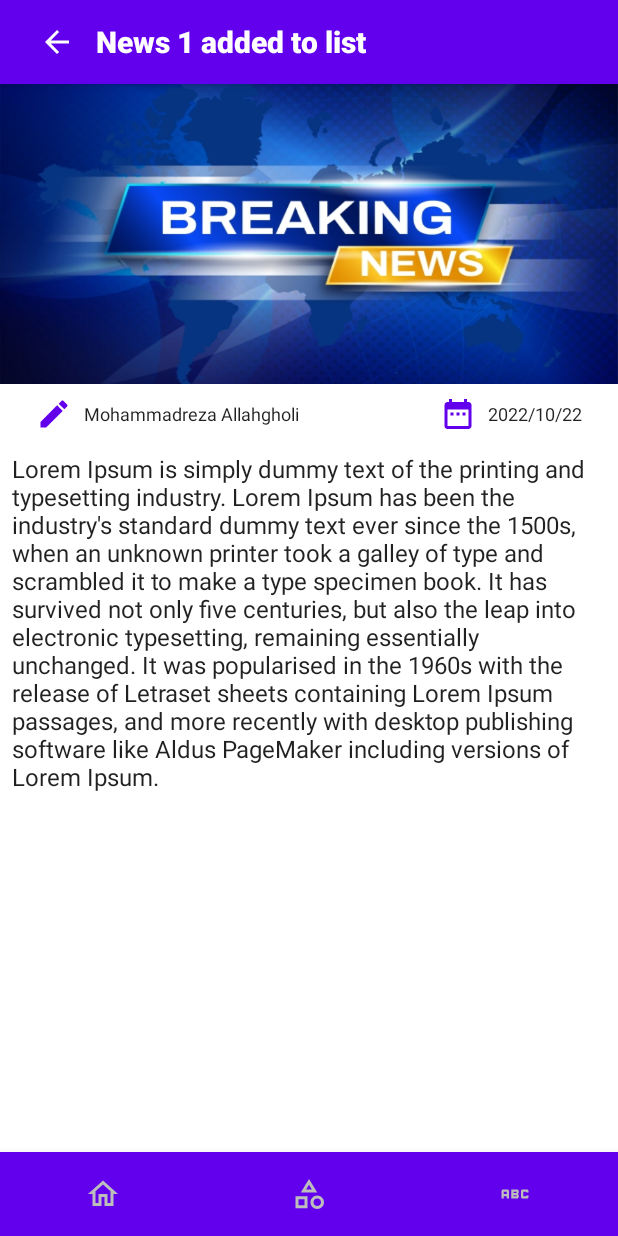
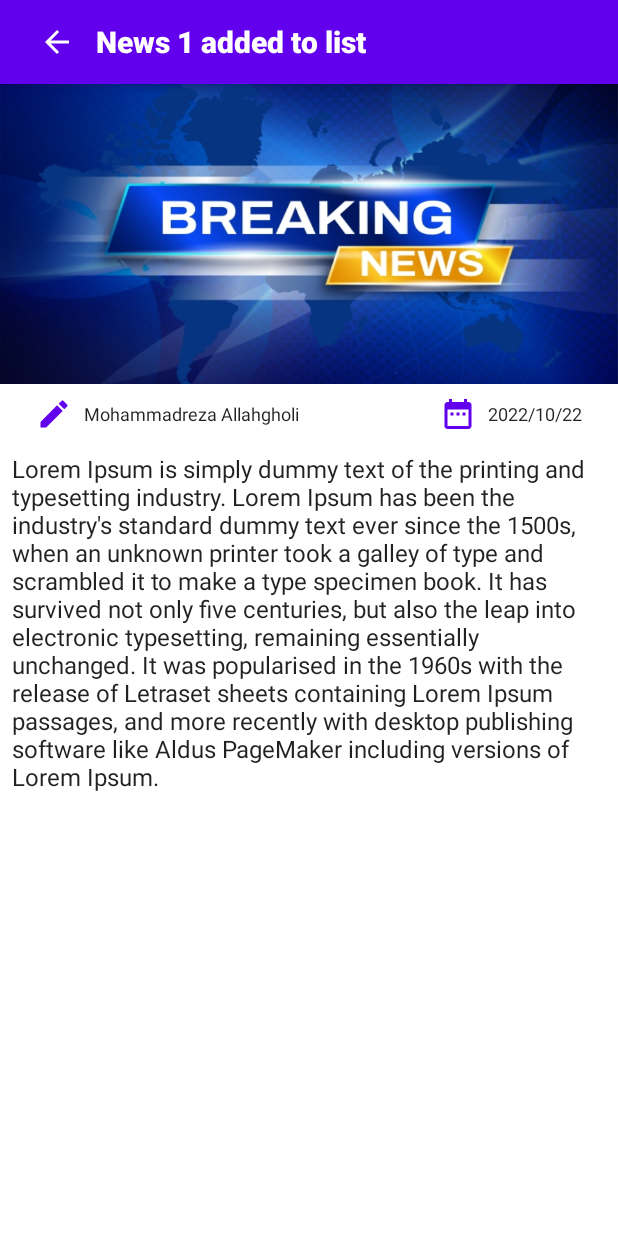
Before and after one commit to mohamadreza7565/SampleComposeNewsApp, an Android app built with Jetpack Compose: the screen it shows after launch (MainActivity), after a tap on "2022-10-22T12:39:40Z", on a phone screen of 412 x 824 dp. Run offline under Robolectric (Android 15) with nearby library versions, the phone set to English and light mode, and no system bars.

Commit message:
Remove bottomBar with animation

```diff
--- a/app/src/main/java/com/mra/newsappcompose/MainActivity.kt
+++ b/app/src/main/java/com/mra/newsappcompose/MainActivity.kt
@@ -10,7 +10,7 @@ import androidx.compose.material.Text
 import androidx.compose.runtime.Composable
 import androidx.compose.ui.Modifier
 import androidx.compose.ui.tooling.preview.Preview
-import com.mra.newsappcompose.ui.NewsApp
+import com.mra.newsappcompose.ui.screen.main.NewsApp
 import com.mra.newsappcompose.ui.theme.NewsAppComposeTheme
 
 class MainActivity : ComponentActivity() {
--- a/app/src/main/java/com/mra/newsappcompose/ui/components/BottomMenu.kt
+++ b/app/src/main/java/com/mra/newsappcompose/ui/components/BottomMenu.kt
@@ -1,18 +1,24 @@
 package com.mra.newsappcompose.ui.components
 
+import android.annotation.SuppressLint
+import androidx.compose.animation.*
+import androidx.compose.animation.core.FastOutLinearInEasing
+import androidx.compose.animation.core.tween
 import androidx.compose.material.BottomNavigation
 import androidx.compose.material.BottomNavigationItem
 import androidx.compose.material.Icon
 import androidx.compose.material.Text
-import androidx.compose.runtime.Composable
-import androidx.compose.runtime.getValue
+import androidx.compose.runtime.*
+import androidx.compose.runtime.saveable.rememberSaveable
+import androidx.compose.ui.Alignment
 import androidx.compose.ui.graphics.Color
 import androidx.compose.ui.graphics.vector.rememberVectorPainter
 import androidx.compose.ui.res.colorResource
 import androidx.navigation.NavController
 import androidx.navigation.compose.currentBackStackEntryAsState
-import com.mra.newsappcompose.ui.global.BottomMenuScreen
+import com.mra.newsappcompose.ui.screen.main.MainBottomMenuScreen
 import com.mra.newsappcompose.R
+import com.mra.newsappcompose.ui.global.objects.MainBottomBarData
 
 /**
  * Create by Mohammadreza Allahgholi
@@ -20,22 +26,44 @@ import com.mra.newsappcompose.R
  */
 
 
+@SuppressLint("UnrememberedMutableState")
 @Composable
-fun BottomMenu(navController: NavController) {
+fun BottomMenu(navController: NavController, bottomBarState: MutableState<Boolean>) {
 
-    val menuItems = listOf(
-        BottomMenuScreen.NewsList,
-        BottomMenuScreen.Catrgories,
-        BottomMenuScreen.Sources
+    val enterTransition = remember {
+        expandVertically(
+            expandFrom = Alignment.Top,
+            animationSpec = tween(durationMillis = 350)
+        ) + fadeIn(
+            initialAlpha = 0.3f,
+            animationSpec = tween(durationMillis = 350)
         )
+    }
+    val exitTransition = remember {
+        shrinkVertically(
+            // Expand from the top.
+            shrinkTowards = Alignment.Top,
+            animationSpec = tween(durationMillis = 350)
+        ) + fadeOut(
+            // Fade in with the initial alpha of 0.3f.
+            animationSpec = tween(durationMillis = 350)
+        )
+    }
 
+
+    AnimatedVisibility(
+        visible = bottomBarState.value,
+        enter = enterTransition,
+        exit = exitTransition
+    ) {
         BottomNavigation(
             contentColor = colorResource(id = R.color.white)
         ) {
             val navBackStackEntry by navController.currentBackStackEntryAsState()
-        val currentRoute = navBackStackEntry?.destination?.route?:BottomMenuScreen.NewsList.route
+            val currentRoute =
+                navBackStackEntry?.destination?.route ?: MainBottomMenuScreen.NewsList.route
 
-        menuItems.forEach {
+            MainBottomBarData.menuItems.forEach {
                 BottomNavigationItem(
                     label = {
                         Text(text = it.title)
@@ -44,16 +72,16 @@ fun BottomMenu(navController: NavController) {
                     selectedContentColor = Color.White,
                     unselectedContentColor = colorResource(id = R.color.grey_400),
                     selected = currentRoute == it.route,
-                icon= {
+                    icon = {
                         Icon(
                             painter = rememberVectorPainter(image = it.icon),
                             contentDescription = it.title
                         )
                     },
                     onClick = {
-                    navController.navigate(it.route){
+                        navController.navigate(it.route) {
                             navController.graph.startDestinationRoute?.let {
-                            popUpTo(it){
+                                popUpTo(it) {
                                     saveState = true
                                 }
                             }
@@ -64,5 +92,6 @@ fun BottomMenu(navController: NavController) {
             }
 
         }
+    }
 
 }
--- /dev/null
+++ b/app/src/main/java/com/mra/newsappcompose/ui/global/objects/MainBottomBarData.kt
@@ -0,0 +1,17 @@
+package com.mra.newsappcompose.ui.global.objects
+
+import com.mra.newsappcompose.ui.screen.main.MainBottomMenuScreen
+
+/**
+ * Create by Mohammadreza Allahgholi
+ *  Site: https://seniorandroid.ir
+ */
+object MainBottomBarData {
+
+    val menuItems = listOf(
+        MainBottomMenuScreen.NewsList,
+        MainBottomMenuScreen.Catrgories,
+        MainBottomMenuScreen.Sources
+    )
+
+}
--- a/app/src/main/java/com/mra/newsappcompose/ui/global/objects/MockData.kt
+++ b/app/src/main/java/com/mra/newsappcompose/ui/global/objects/MockData.kt
@@ -24,21 +24,21 @@ object MockData {
             id =2,
             image = R.drawable.news_2,
             author = "Mohammadreza Allahgholi",
-            title = "News 1 added to list",
+            title = "News 2 added to list",
             description = "Lorem Ipsum is simply dummy text of the printing and typesetting industry. Lorem Ipsum has been the industry's standard dummy text ever since the 1500s, when an unknown printer took a galley of type and scrambled it to make a type specimen book. It has survived not only five centuries, but also the leap into electronic typesetting, remaining essentially unchanged. It was popularised in the 1960s with the release of Letraset sheets containing Lorem Ipsum passages, and more recently with desktop publishing software like Aldus PageMaker including versions of Lorem Ipsum.",
             publishedAt = "2022-10-22T12:39:40Z"
         ),  NewsModel(
             id =3,
             image = R.drawable.news_3,
             author = "Mohammadreza Allahgholi",
-            title = "News 1 added to list",
+            title = "News 3 added to list",
             description = "Lorem Ipsum is simply dummy text of the printing and typesetting industry. Lorem Ipsum has been the industry's standard dummy text ever since the 1500s, when an unknown printer took a galley of type and scrambled it to make a type specimen book. It has survived not only five centuries, but also the leap into electronic typesetting, remaining essentially unchanged. It was popularised in the 1960s with the release of Letraset sheets containing Lorem Ipsum passages, and more recently with desktop publishing software like Aldus PageMaker including versions of Lorem Ipsum.",
             publishedAt = "2022-10-22T12:39:40Z"
         ),  NewsModel(
             id =4,
             image = R.drawable.news_4,
             author = "Mohammadreza Allahgholi",
-            title = "News 1 added to list",
+            title = "News 4 added to list",
             description = "Lorem Ipsum is simply dummy text of the printing and typesetting industry. Lorem Ipsum has been the industry's standard dummy text ever since the 1500s, when an unknown printer took a galley of type and scrambled it to make a type specimen book. It has survived not only five centuries, but also the leap into electronic typesetting, remaining essentially unchanged. It was popularised in the 1960s with the release of Letraset sheets containing Lorem Ipsum passages, and more recently with desktop publishing software like Aldus PageMaker including versions of Lorem Ipsum.",
             publishedAt = "2022-10-22T12:39:40Z"
         ),
@@ -46,7 +46,7 @@ object MockData {
             id =5,
             image = R.drawable.news_5,
             author = "Mohammadreza Allahgholi",
-            title = "News 1 added to list",
+            title = "News 5 added to list",
             description = "Lorem Ipsum is simply dummy text of the printing and typesetting industry. Lorem Ipsum has been the industry's standard dummy text ever since the 1500s, when an unknown printer took a galley of type and scrambled it to make a type specimen book. It has survived not only five centuries, but also the leap into electronic typesetting, remaining essentially unchanged. It was popularised in the 1960s with the release of Letraset sheets containing Lorem Ipsum passages, and more recently with desktop publishing software like Aldus PageMaker including versions of Lorem Ipsum.",
             publishedAt = "2022-10-22T12:39:40Z"
         ),
@@ -54,7 +54,7 @@ object MockData {
             id =6,
             image = R.drawable.news_6,
             author = "Mohammadreza Allahgholi",
-            title = "News 1 added to list",
+            title = "News 6 added to list",
             description = "Lorem Ipsum is simply dummy text of the printing and typesetting industry. Lorem Ipsum has been the industry's standard dummy text ever since the 1500s, when an unknown printer took a galley of type and scrambled it to make a type specimen book. It has survived not only five centuries, but also the leap into electronic typesetting, remaining essentially unchanged. It was popularised in the 1960s with the release of Letraset sheets containing Lorem Ipsum passages, and more recently with desktop publishing software like Aldus PageMaker including versions of Lorem Ipsum.",
             publishedAt = "2022-10-22T12:39:40Z"
         ),
@@ -62,7 +62,7 @@ object MockData {
             id =7,
             image = R.drawable.news_7,
             author = "Mohammadreza Allahgholi",
-            title = "News 1 added to list",
+            title = "News 7 added to list",
             description = "Lorem Ipsum is simply dummy text of the printing and typesetting industry. Lorem Ipsum has been the industry's standard dummy text ever since the 1500s, when an unknown printer took a galley of type and scrambled it to make a type specimen book. It has survived not only five centuries, but also the leap into electronic typesetting, remaining essentially unchanged. It was popularised in the 1960s with the release of Letraset sheets containing Lorem Ipsum passages, and more recently with desktop publishing software like Aldus PageMaker including versions of Lorem Ipsum.",
             publishedAt = "2022-10-22T12:39:40Z"
         ),
@@ -70,7 +70,7 @@ object MockData {
             id =8,
             image = R.drawable.news_8,
             author = "Mohammadreza Allahgholi",
-            title = "News 1 added to list",
+            title = "News 8 added to list",
             description = "Lorem Ipsum is simply dummy text of the printing and typesetting industry. Lorem Ipsum has been the industry's standard dummy text ever since the 1500s, when an unknown printer took a galley of type and scrambled it to make a type specimen book. It has survived not only five centuries, but also the leap into electronic typesetting, remaining essentially unchanged. It was popularised in the 1960s with the release of Letraset sheets containing Lorem Ipsum passages, and more recently with desktop publishing software like Aldus PageMaker including versions of Lorem Ipsum.",
             publishedAt = "2022-10-22T12:39:40Z"
         ),
--- a/app/src/main/java/com/mra/newsappcompose/ui/screen/Sources.kt
+++ b/app/src/main/java/com/mra/newsappcompose/ui/screen/categories/Categories.kt
@@ -1,4 +1,4 @@
-package com.mra.newsappcompose.ui.screen
+package com.mra.newsappcompose.ui.screen.categories
 
 import androidx.compose.material.Text
 import androidx.compose.runtime.Composable
@@ -8,7 +8,8 @@ import androidx.navigation.NavController
  * Create by Mohammadreza Allahgholi
  *  Site: https://seniorandroid.ir
  */
+
 @Composable
-fun Sources(navController: NavController) {
-    Text(text = "Sources")
+fun Categories(navController: NavController) {
+    Text(text = "CATEGORIES")
 }
--- a/app/src/main/java/com/mra/newsappcompose/ui/global/BottomMenuScreen.kt
+++ b/app/src/main/java/com/mra/newsappcompose/ui/screen/main/MainBottomMenuScreen.kt
@@ -1,4 +1,4 @@
-package com.mra.newsappcompose.ui.global
+package com.mra.newsappcompose.ui.screen.main
 
 import androidx.compose.material.icons.Icons
 import androidx.compose.material.icons.outlined.Abc
@@ -11,25 +11,25 @@ import com.mra.newsappcompose.ui.data.enums.Screens
  * Create by Mohammadreza Allahgholi
  *  Site: https://seniorandroid.ir
  */
-sealed class BottomMenuScreen(
+sealed class MainBottomMenuScreen(
     val route:String,
     val  icon:ImageVector,
     val title:String
 ){
 
-    object NewsList : BottomMenuScreen(
+    object NewsList : MainBottomMenuScreen(
         route=Screens.LIST_NEWS.name,
         icon = Icons.Outlined.Home,
         title = "News"
     )
 
-    object Catrgories : BottomMenuScreen(
+    object Catrgories : MainBottomMenuScreen(
         route= Screens.CATEGORIES.name,
         icon = Icons.Outlined.Category,
         title = "Catrgories"
     )
 
-    object Sources : BottomMenuScreen(
+    object Sources : MainBottomMenuScreen(
         route= Screens.SOURCES.name,
         icon = Icons.Outlined.Abc,
         title = "Sources"
--- a/app/src/main/java/com/mra/newsappcompose/ui/NewsApp.kt
+++ b/app/src/main/java/com/mra/newsappcompose/ui/screen/main/NewsApp.kt
@@ -1,36 +1,28 @@
-package com.mra.newsappcompose.ui
+package com.mra.newsappcompose.ui.screen.main
 
 import android.annotation.SuppressLint
+import androidx.compose.animation.AnimatedVisibility
 import androidx.compose.foundation.ScrollState
-import androidx.compose.foundation.layout.Arrangement
-import androidx.compose.foundation.layout.Row
-import androidx.compose.foundation.layout.fillMaxSize
 import androidx.compose.foundation.layout.padding
 import androidx.compose.foundation.rememberScrollState
 import androidx.compose.material.Scaffold
-import androidx.compose.material.Text
-import androidx.compose.material.TopAppBar
-import androidx.compose.runtime.Composable
-import androidx.compose.ui.Alignment
+import androidx.compose.runtime.*
+import androidx.compose.runtime.saveable.rememberSaveable
 import androidx.compose.ui.Modifier
-import androidx.compose.ui.res.colorResource
-import androidx.compose.ui.text.TextStyle
-import androidx.compose.ui.text.font.FontWeight
 import androidx.compose.ui.tooling.preview.Preview
-import androidx.compose.ui.unit.sp
 import androidx.navigation.*
 import androidx.navigation.compose.NavHost
 import androidx.navigation.compose.composable
+import androidx.navigation.compose.currentBackStackEntryAsState
 import androidx.navigation.compose.rememberNavController
 import com.mra.newsappcompose.ui.components.BottomMenu
 import com.mra.newsappcompose.ui.data.enums.Screens
-import com.mra.newsappcompose.ui.global.BottomMenuScreen
+import com.mra.newsappcompose.ui.global.objects.MainBottomBarData
 import com.mra.newsappcompose.ui.global.objects.MockData
-import com.mra.newsappcompose.ui.screen.Categories
-import com.mra.newsappcompose.ui.screen.DetailsScreen
-import com.mra.newsappcompose.ui.screen.ListNews
-import com.mra.newsappcompose.ui.screen.Sources
-import com.mra.newsappcompose.R
+import com.mra.newsappcompose.ui.screen.categories.Categories
+import com.mra.newsappcompose.ui.screen.newsdetails.DetailsScreen
+import com.mra.newsappcompose.ui.screen.newslist.ListNews
+import com.mra.newsappcompose.ui.screen.sources.Sources
 
 /**
  * Create by Mohammadreza Allahgholi
@@ -49,9 +41,17 @@ fun NewsApp() {
 @SuppressLint("UnusedMaterialScaffoldPaddingParameter")
 @Composable
 fun MainScreen(navController: NavHostController, scrollState: ScrollState) {
+
+    val navBackStackEntry by navController.currentBackStackEntryAsState()
+    val currentRoute =
+        navBackStackEntry?.destination?.route ?: MainBottomMenuScreen.NewsList.route
+
+    val bottomBarState = rememberSaveable { (mutableStateOf(true)) }
+    bottomBarState.value =  MainBottomBarData.menuItems.find { it.route == currentRoute }!=null
+
     Scaffold(
         bottomBar = {
-            BottomMenu(navController = navController)
+                BottomMenu(navController = navController, bottomBarState = bottomBarState)
         },
     ) { innerPadding ->
         Navigation(
@@ -92,13 +92,13 @@ fun Navigation(modifier:Modifier,navController: NavHostController, scrollState:
 
 
 fun NavGraphBuilder.bottomNavigation(navController: NavHostController) {
-    composable(BottomMenuScreen.NewsList.route) {
+    composable(MainBottomMenuScreen.NewsList.route) {
         ListNews(navController = navController)
     }
-    composable(BottomMenuScreen.Catrgories.route) {
+    composable(MainBottomMenuScreen.Catrgories.route) {
         Categories(navController = navController)
     }
-    composable(BottomMenuScreen.Sources.route) {
+    composable(MainBottomMenuScreen.Sources.route) {
         Sources(navController = navController)
     }
 }
--- a/app/src/main/java/com/mra/newsappcompose/ui/screen/DetailsScreen.kt
+++ b/app/src/main/java/com/mra/newsappcompose/ui/screen/newsdetails/DetailsScreen.kt
@@ -1,4 +1,4 @@
-package com.mra.newsappcompose.ui.screen
+package com.mra.newsappcompose.ui.screen.newsdetails
 
 import android.annotation.SuppressLint
 import androidx.compose.foundation.*
--- a/app/src/main/java/com/mra/newsappcompose/ui/screen/ListNews.kt
+++ b/app/src/main/java/com/mra/newsappcompose/ui/screen/newslist/ListNews.kt
@@ -1,9 +1,7 @@
-package com.mra.newsappcompose.ui.screen
+package com.mra.newsappcompose.ui.screen.newslist
 
 import android.annotation.SuppressLint
-import androidx.compose.foundation.BorderStroke
 import androidx.compose.foundation.Image
-import androidx.compose.foundation.background
 import androidx.compose.foundation.clickable
 import androidx.compose.foundation.layout.*
 import androidx.compose.foundation.lazy.LazyColumn
@@ -30,6 +28,7 @@ import androidx.navigation.compose.rememberNavController
 import com.mra.newsappcompose.R
 import com.mra.newsappcompose.ui.data.models.NewsModel
 import com.mra.newsappcompose.ui.global.objects.MockData
+import com.mra.newsappcompose.ui.screen.newsdetails.openNewsDetails
 
 /**
  * Create by Mohammadreza Allahgholi
--- a/app/src/main/java/com/mra/newsappcompose/ui/screen/Categories.kt
+++ b/app/src/main/java/com/mra/newsappcompose/ui/screen/sources/Sources.kt
@@ -1,4 +1,4 @@
-package com.mra.newsappcompose.ui.screen
+package com.mra.newsappcompose.ui.screen.sources
 
 import androidx.compose.material.Text
 import androidx.compose.runtime.Composable
@@ -8,8 +8,7 @@ import androidx.navigation.NavController
  * Create by Mohammadreza Allahgholi
  *  Site: https://seniorandroid.ir
  */
-
 @Composable
-fun Categories(navController: NavController) {
-    Text(text = "CATEGORIES")
+fun Sources(navController: NavController) {
+    Text(text = "Sources")
 }
```
Lines whose indentation alone changed are shown as unchanged.
